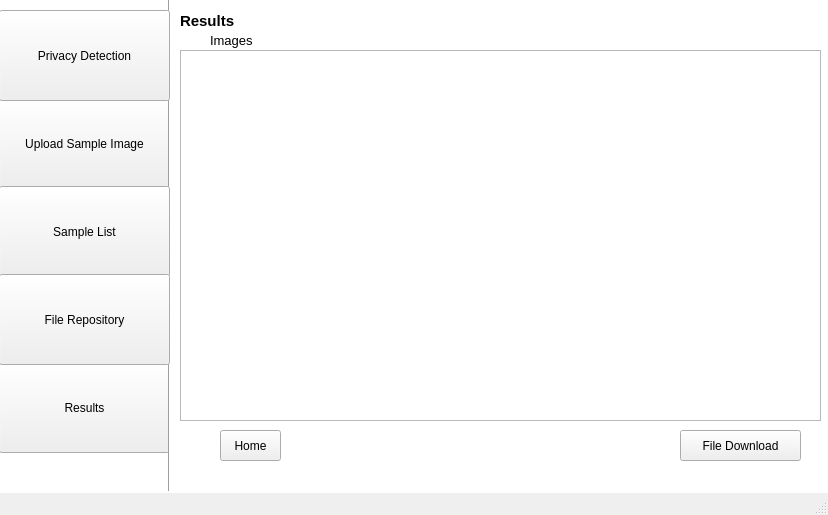
First picture: the form in app/gui/UI/ui_4.ui, repository CSID-DGU/2023-1-CECD3-Sugar-4, before the edit.
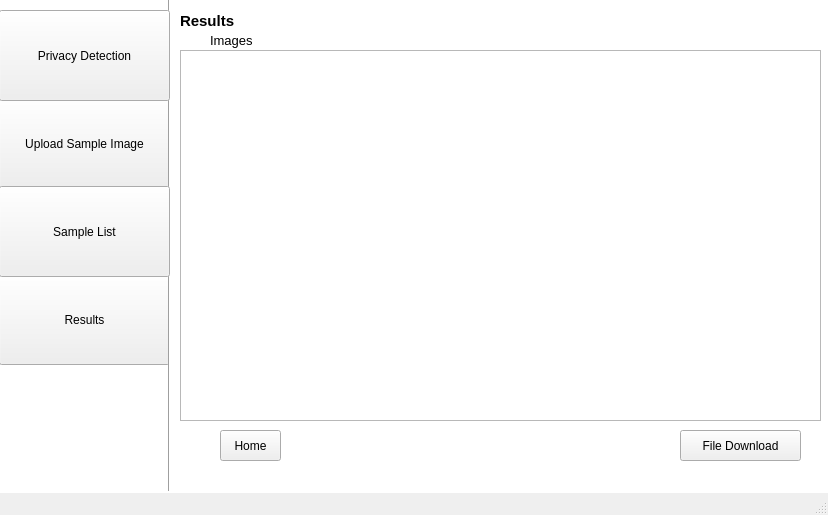
Second picture: the form after the edit.

Patch:
```diff
--- a/app/gui/UI/ui_4.ui
+++ b/app/gui/UI/ui_4.ui
@@ -53,7 +53,7 @@
     <property name="geometry">
      <rect>
       <x>-1</x>
-      <y>362</y>
+      <y>274</y>
       <width>171</width>
       <height>91</height>
      </rect>
@@ -165,19 +165,6 @@
      <string>Sample List</string>
     </property>
    </widget>
-   <widget class="QPushButton" name="pushButton_7">
-    <property name="geometry">
-     <rect>
-      <x>-1</x>
-      <y>274</y>
-      <width>171</width>
-      <height>91</height>
-     </rect>
-    </property>
-    <property name="text">
-     <string>File Repository</string>
-    </property>
-   </widget>
    <widget class="QPushButton" name="pushButton_8">
     <property name="geometry">
      <rect>
```
